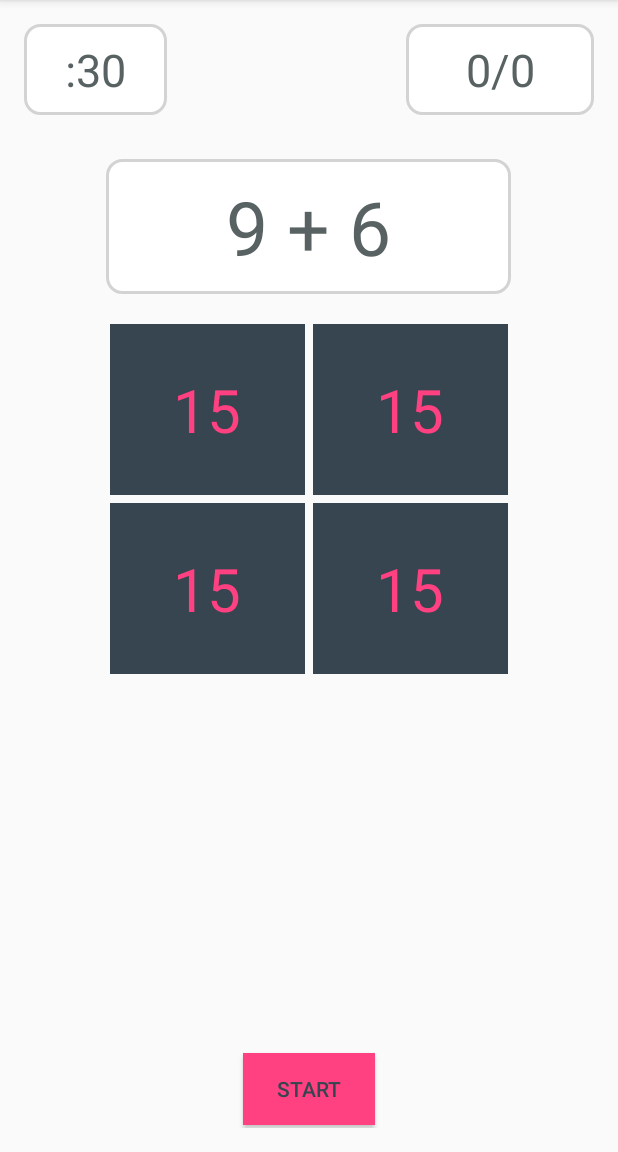
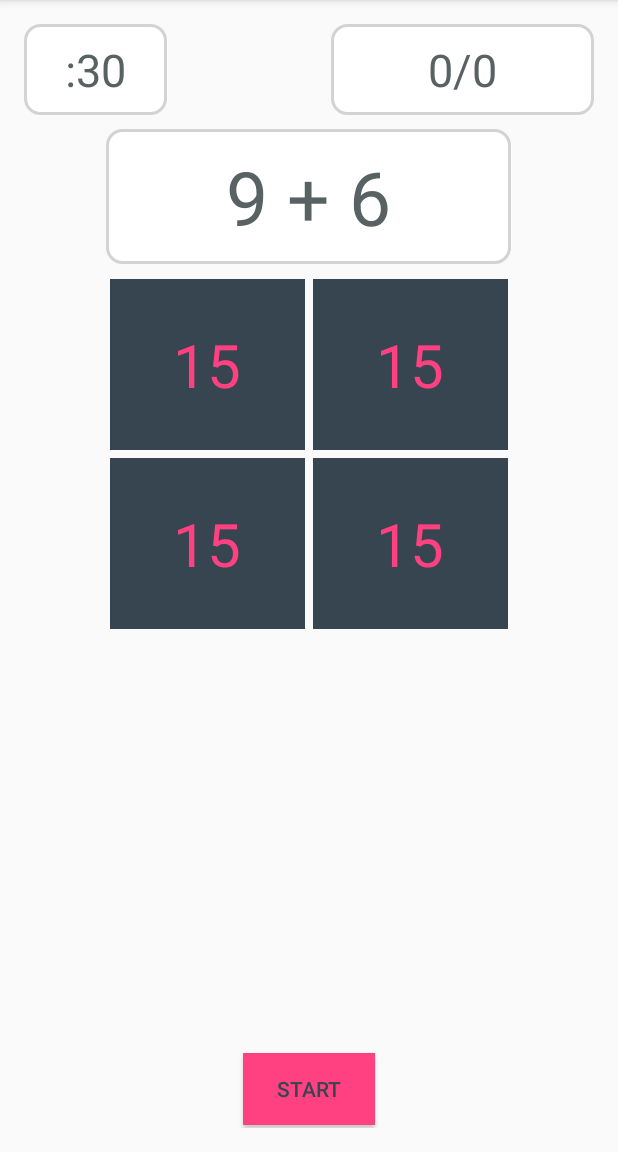
Before and after one commit to bsandusky/android-brain-trainer, an Android app: the screen it shows after launch (MainActivity), after a tap on "RESET", on a phone screen of 412 x 824 dp, the part 84-1236 px from its top. Run offline under Robolectric (Android 15) with nearby library versions, the phone set to English and light mode, and no system bars; 1 other tap on this screen came first.

```diff
--- a/app/src/main/java/com/brettsandusky/braintrainer/MainActivity.java
+++ b/app/src/main/java/com/brettsandusky/braintrainer/MainActivity.java
@@ -42,6 +42,7 @@ public class MainActivity extends AppCompatActivity {
         for (int j=0; j<gridLayout.getChildCount(); j++) {
             TextView x = (TextView) gridLayout.getChildAt(j);
             x.setText(R.string.fifteen);
+            x.setEnabled(false);
         }
     }
 
@@ -77,11 +78,15 @@ public class MainActivity extends AppCompatActivity {
     }
 
     public void handleTileClick(View v) {
-        if (v.getTag().equals(String.valueOf(tile))) {
-            scoreCount++;
+
+        if (gameIsActive) {
+            if (v.getTag().equals(String.valueOf(tile))) {
+                scoreCount++;
+            }
+            totalAnswered++;
+            setBoard();
         }
-        totalAnswered++;
-        setBoard();
+
     }
 
     public void handleControlButtonClick(View v) {
--- a/app/src/main/res/layout/activity_main.xml
+++ b/app/src/main/res/layout/activity_main.xml
@@ -22,7 +22,7 @@
         android:layout_alignParentTop="true" />
 
     <TextView
-        android:layout_width="125dp"
+        android:layout_width="175dp"
         android:layout_height="wrap_content"
         android:textAppearance="?android:attr/textAppearanceLarge"
         android:text="@string/zero_of_zero"
@@ -39,14 +39,14 @@
         android:layout_width="270dp"
         android:layout_height="90dp"
         android:background="@drawable/rounded_corners"
-        android:text="9 + 6"
+        android:text="@string/nine_plus_six"
         android:textColor="@color/darkGrey"
         android:id="@+id/promptText"
         android:layout_alignParentTop="true"
         android:layout_centerHorizontal="true"
         android:textSize="50sp"
         android:gravity="center"
-        android:layout_marginTop="90dp" />
+        android:layout_marginTop="70dp" />
 
     <TextView
         android:layout_width="270dp"
@@ -58,7 +58,7 @@
         android:layout_centerHorizontal="true"
         android:textSize="30sp"
         android:gravity="center"
-        android:layout_marginTop="90dp"
+        android:layout_marginTop="70dp"
         android:visibility="invisible"/>
 
     <GridLayout
@@ -68,7 +68,7 @@
         android:rowCount="2"
         android:layout_below="@+id/promptText"
         android:layout_centerHorizontal="true"
-        android:layout_marginTop="20dp"
+        android:layout_marginTop="10dp"
         android:id="@+id/gridLayout">
 
         <TextView
```
